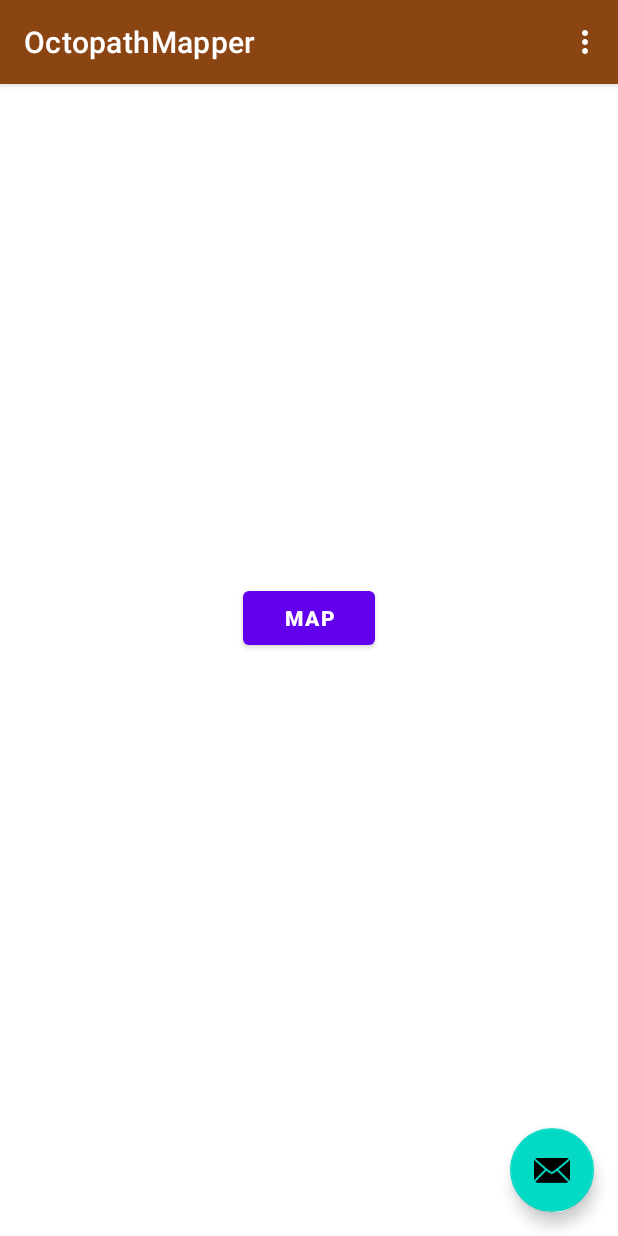
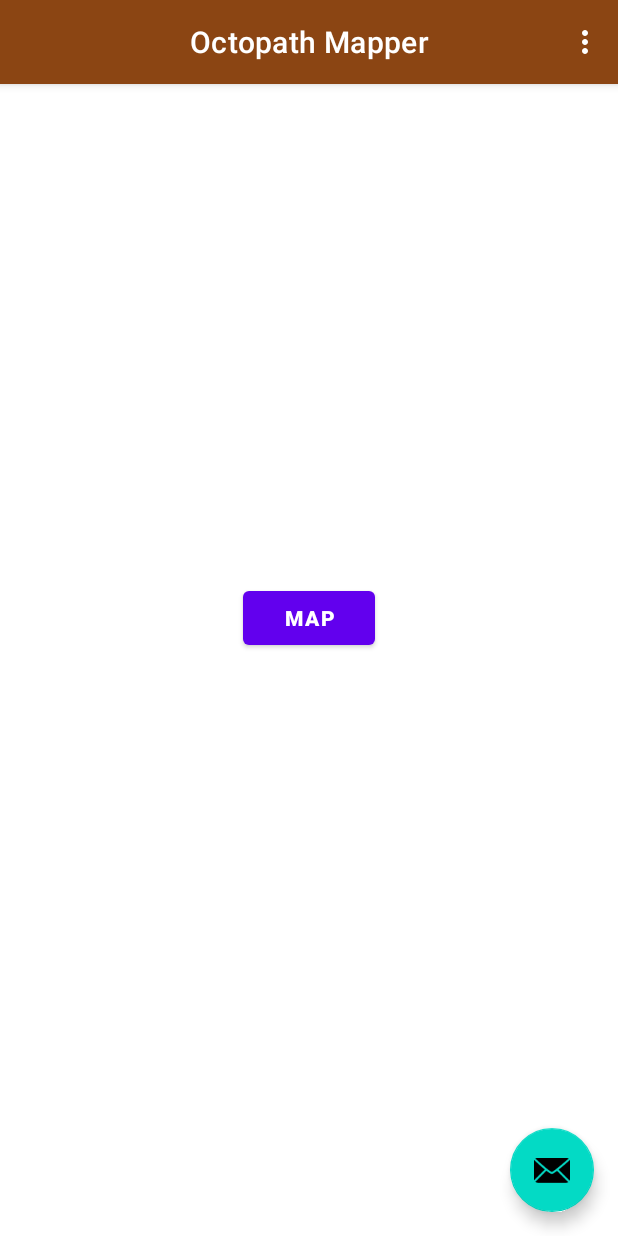
Before and after one commit to isaacxyz/OctopathMapper, an Android app: the screen it shows after launch (MainActivity), on a phone screen of 412 x 824 dp. Run offline under Robolectric (Android 15) with nearby library versions, the phone set to English and light mode, and no system bars; our stand-ins replace navigation-ui.

Commit message:
title centered, fragments still unclean

```diff
--- a/app/src/main/res/layout/activity_main.xml
+++ b/app/src/main/res/layout/activity_main.xml
@@ -6,14 +6,6 @@
     android:layout_height="match_parent"
     tools:context=".MainActivity">
 
-<!--                            Commented out to remove fragments.-->
-<!--    <Button-->
-<!--        android:id="@+id/button"-->
-<!--        android:layout_width="wrap_content"-->
-<!--        android:layout_height="wrap_content"-->
-<!--        android:layout_gravity="center_horizontal"-->
-<!--        android:layout_marginTop="200dp"-->
-<!--        android:text="@string/map" />-->
 
     <com.google.android.material.appbar.AppBarLayout
         android:id="@+id/appBarLayout"
@@ -21,12 +13,13 @@
         android:layout_height="wrap_content"
         android:theme="@style/Theme.OctopathMapper.AppBarOverlay">
 
-        <androidx.appcompat.widget.Toolbar
+        <com.google.android.material.appbar.MaterialToolbar
             android:id="@+id/toolbar"
             android:layout_width="match_parent"
             android:layout_height="?attr/actionBarSize"
             android:background="@color/saddlebrown"
-            app:popupTheme="@style/Theme.OctopathMapper.PopupOverlay" />
+            app:popupTheme="@style/Theme.OctopathMapper.PopupOverlay"
+            app:titleCentered="true"/>
 
     </com.google.android.material.appbar.AppBarLayout>
 
--- a/app/src/main/res/values/strings.xml
+++ b/app/src/main/res/values/strings.xml
@@ -1,5 +1,5 @@
 <resources>
-    <string name="app_name">OctopathMapper</string>
+    <string name="app_name">Octopath Mapper</string>
     <string name="action_settings">Settings</string>
     <!-- Strings used for fragments for navigation -->
     <string name="first_fragment_label">First Fragment</string>
```
